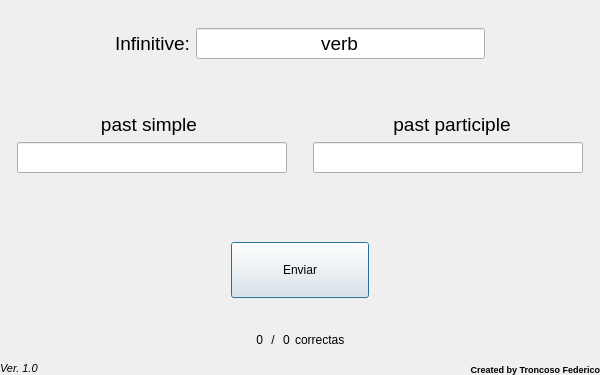
Above: irregular_verbs/mainwindow.ui from Fede-T/irregular-verb before the change. Below: the same form after it.
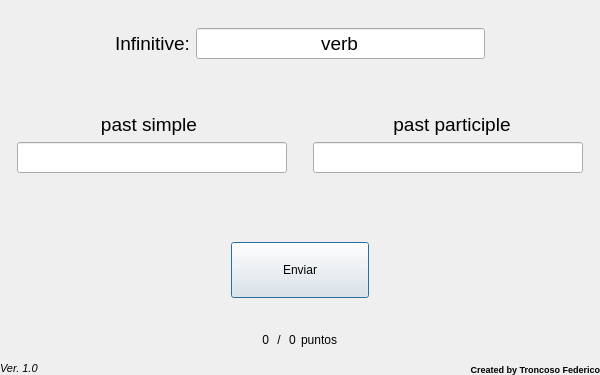
That is the form after the change. Icons and pictures are not drawn.

```diff
--- a/irregular_verbs/mainwindow.ui
+++ b/irregular_verbs/mainwindow.ui
@@ -482,7 +482,7 @@
          </sizepolicy>
         </property>
         <property name="text">
-         <string>correctas</string>
+         <string>puntos</string>
         </property>
        </widget>
       </item>
```
Left out of the diff: 7 changed lines with no effect on the pictures.
